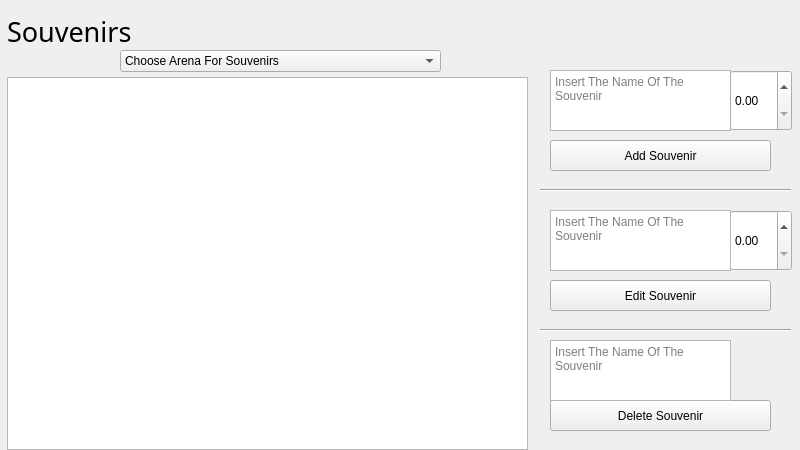
Qt form TheMudkips/asouvenirs.ui (OwlbitCode/TheMudkips) before a commit.
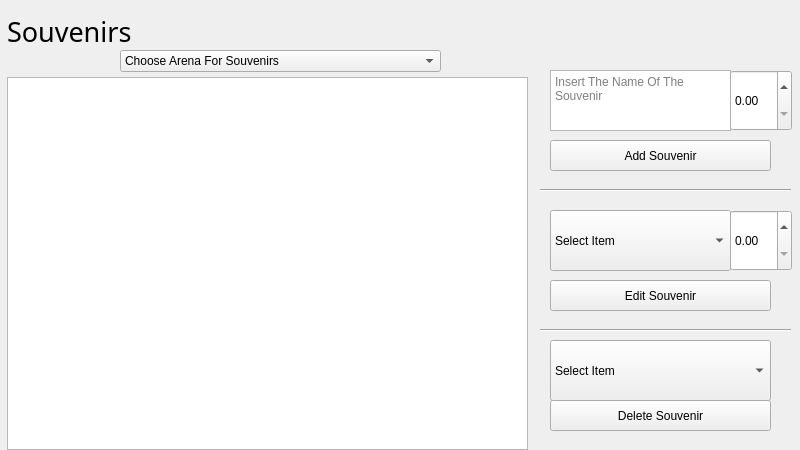
The same form after that commit.

Commit message: I believe button

The edit to the form file:
```diff
--- a/TheMudkips/asouvenirs.ui
+++ b/TheMudkips/asouvenirs.ui
@@ -123,28 +123,6 @@
     </rect>
    </property>
   </widget>
-  <widget class="QTextEdit" name="editName">
-   <property name="geometry">
-    <rect>
-     <x>550</x>
-     <y>210</y>
-     <width>181</width>
-     <height>61</height>
-    </rect>
-   </property>
-   <property name="accessibleName">
-    <string/>
-   </property>
-   <property name="accessibleDescription">
-    <string/>
-   </property>
-   <property name="autoFillBackground">
-    <bool>false</bool>
-   </property>
-   <property name="placeholderText">
-    <string>Insert The Name Of The Souvenir</string>
-   </property>
-  </widget>
   <widget class="Line" name="line">
    <property name="geometry">
     <rect>
@@ -171,28 +149,6 @@
     <enum>Qt::Horizontal</enum>
    </property>
   </widget>
-  <widget class="QTextEdit" name="deleteName">
-   <property name="geometry">
-    <rect>
-     <x>550</x>
-     <y>340</y>
-     <width>181</width>
-     <height>61</height>
-    </rect>
-   </property>
-   <property name="accessibleName">
-    <string/>
-   </property>
-   <property name="accessibleDescription">
-    <string/>
-   </property>
-   <property name="autoFillBackground">
-    <bool>false</bool>
-   </property>
-   <property name="placeholderText">
-    <string>Insert The Name Of The Souvenir</string>
-   </property>
-  </widget>
   <widget class="QComboBox" name="comboBox">
    <property name="geometry">
     <rect>
@@ -363,6 +319,36 @@
     </property>
    </item>
   </widget>
+  <widget class="QComboBox" name="editComboBox">
+   <property name="geometry">
+    <rect>
+     <x>550</x>
+     <y>210</y>
+     <width>181</width>
+     <height>61</height>
+    </rect>
+   </property>
+   <item>
+    <property name="text">
+     <string>Select Item</string>
+    </property>
+   </item>
+  </widget>
+  <widget class="QComboBox" name="deleteComboBox">
+   <property name="geometry">
+    <rect>
+     <x>550</x>
+     <y>340</y>
+     <width>221</width>
+     <height>61</height>
+    </rect>
+   </property>
+   <item>
+    <property name="text">
+     <string>Select Item</string>
+    </property>
+   </item>
+  </widget>
  </widget>
  <resources/>
  <connections/>
```
The commit also changes 2 other files.
